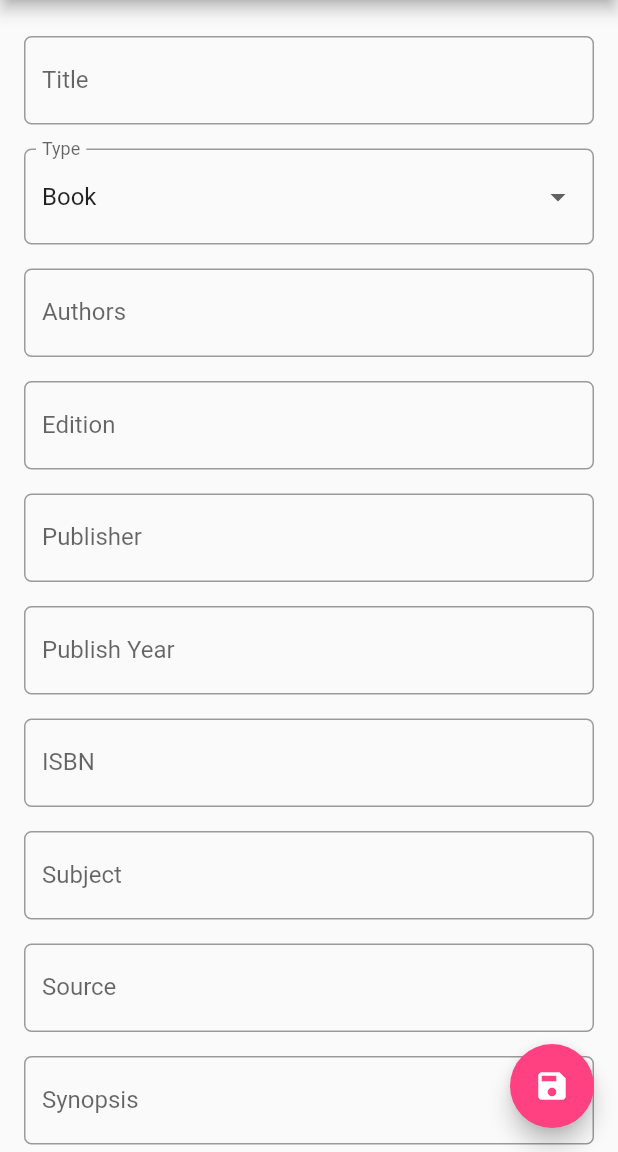
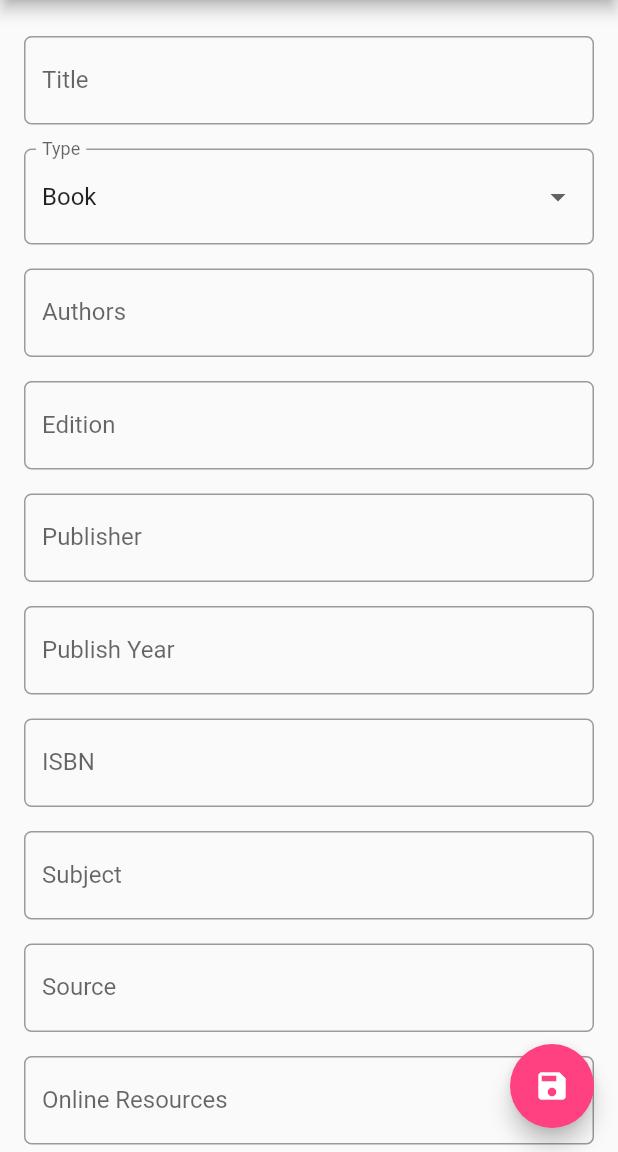
Before and after one commit to idoalit/flutter-my-library, a Flutter app: the screen it shows after launch, after a tap on the "add" icon, on a phone screen of 412 x 824 dp, the part 84-1236 px from its top. Run offline on Flutter 3.47's test engine with Material 2 defaults, Android fonts, the phone set to English and light mode, and no system bars; our stand-ins replace flutter_conditional_rendering, flutter_tags, sqflite; missing offline and left inert: flutter_plugin_pdf_viewer; accounts and stored records are empty.

```diff
--- a/lib/helpers/dbhelper.dart
+++ b/lib/helpers/dbhelper.dart
@@ -46,6 +46,7 @@ class DbHelper {
       "description"	TEXT,
       "notes"	TEXT,
       "source"	TEXT,
+      "link"	TEXT,
       "created_at"	TEXT,
       "updated_at"	TEXT,
       PRIMARY KEY("id" AUTOINCREMENT)
--- a/lib/models/biblio.dart
+++ b/lib/models/biblio.dart
@@ -14,6 +14,7 @@ class Biblio {
   String _type;
   String _notes;
   String _source;
+  String _link;
 
   // constructor
   Biblio(this._id);
@@ -35,6 +36,7 @@ class Biblio {
     this._type = map['type'];
     this._notes = map['notes'];
     this._source = map['source'];
+    this._link = map['link'];
   }
 
   // getter & setter
@@ -110,6 +112,12 @@ class Biblio {
     _type = value;
   }
 
+  String get link => _link;
+
+  set link(String value) {
+    _link = value;
+  }
+
   // map conversion
   Map<String, dynamic> toMap() {
     Map<String, dynamic> map = Map<String, dynamic>();
@@ -125,6 +133,7 @@ class Biblio {
     map['type'] = type;
     map['source'] = source;
     map['notes'] = notes;
+    map['link'] = link;
     if (this._id == null)
       map['created_at'] = (new DateTime.now()).toIso8601String();
     map['updated_at'] = (new DateTime.now()).toIso8601String();
--- a/lib/ui/entryform.dart
+++ b/lib/ui/entryform.dart
@@ -25,6 +25,7 @@ class EntryFormState extends State<EntryForm> {
   TextEditingController editionController = TextEditingController();
   TextEditingController notesController = TextEditingController();
   TextEditingController sourceController = TextEditingController();
+  TextEditingController linkController = TextEditingController();
   String typeValue = 'Book';
 
   @override
@@ -40,6 +41,7 @@ class EntryFormState extends State<EntryForm> {
       editionController.text = biblio.edition;
       sourceController.text = biblio.source;
       notesController.text = biblio.notes;
+      linkController.text = biblio.link;
       if(typeValue != biblio.type && biblio.type != null)
         setState(() {
           typeValue = biblio.type;
@@ -187,6 +189,18 @@ class EntryFormState extends State<EntryForm> {
             Padding(
               padding: EdgeInsets.only(top: 8.0, bottom: 8.0),
               child: TextField(
+                controller: linkController,
+                keyboardType: TextInputType.url,
+                decoration: InputDecoration(
+                    labelText: 'Online Resources',
+                    border: OutlineInputBorder(
+                        borderRadius: BorderRadius.circular(5.0))),
+                onChanged: (value) {},
+              ),
+            ),
+            Padding(
+              padding: EdgeInsets.only(top: 8.0, bottom: 8.0),
+              child: TextField(
                 controller: synopsisController,
                 keyboardType: TextInputType.multiline,
                 decoration: InputDecoration(
@@ -232,6 +246,7 @@ class EntryFormState extends State<EntryForm> {
           biblio.source = sourceController.text;
           biblio.notes = notesController.text;
           biblio.type = typeValue;
+          biblio.link = linkController.text;
 
           Navigator.pop(context, biblio);
         },
--- a/pubspec.yaml
+++ b/pubspec.yaml
@@ -27,6 +27,8 @@ dependencies:
   path:
   path_provider:
   flutter_tags:
+  flutter_plugin_pdf_viewer:
+  flutter_conditional_rendering:
 
 dev_dependencies:
   flutter_test:
```
Also changed, not shown: lib/ui/home.dart (+24 -4 lines), lib/ui/pdfview.dart (added, +41 -0 lines), pubspec.lock, 1 other file.
